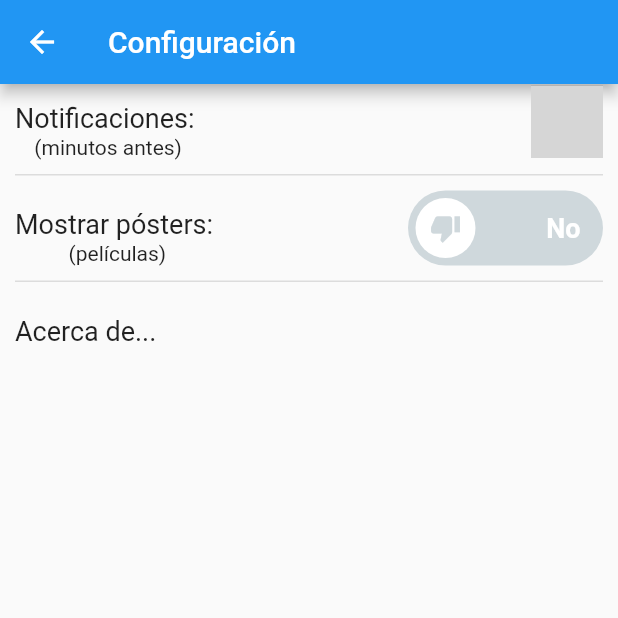
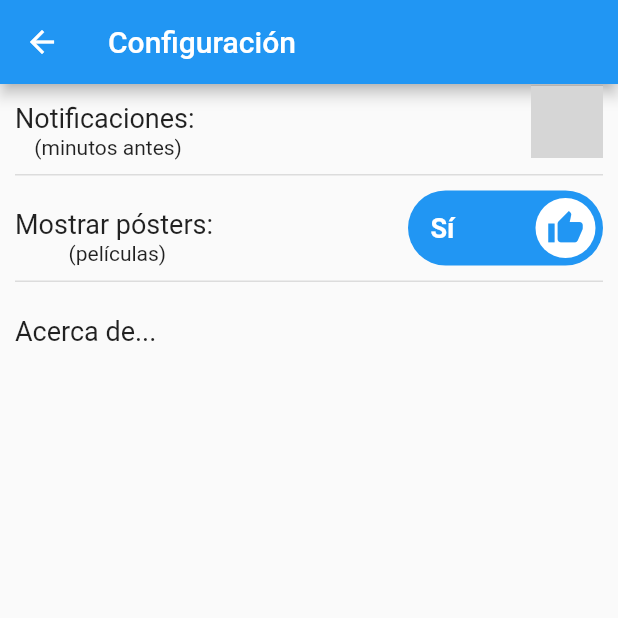
Before and after one commit to milyiyo/tvcubana, a Flutter app: the ConfigPage screen opened directly, on a phone screen of 412 x 824 dp, the top half of it. Run offline on Flutter 3.47's test engine with Material 2 defaults, Android fonts, the phone set to English and light mode, and no system bars; drawn by our look-alikes of lite_rolling_switch; our stand-ins replace chips_choice, flutter_local_notifications, fluttertoast, package_info_plus, parse_server_sdk, shared_preferences and 1 more; missing offline and left inert: flutter_touch_spin; accounts and stored records are empty; network calls fail; grey boxes are pictures that could not be loaded.

```diff
--- a/lib/infrastructure/CacheManager.dart
+++ b/lib/infrastructure/CacheManager.dart
@@ -75,6 +75,6 @@ class CacheManager {
 
   static Future<bool> readShowImagesimdb() async {
     SharedPreferences prefs = await SharedPreferences.getInstance();
-    return prefs.getBool('showImagesimdb') ?? false;
+    return prefs.getBool('showImagesimdb') ?? true;
   }
 }
--- a/lib/widgets/ConfigPage.dart
+++ b/lib/widgets/ConfigPage.dart
@@ -234,7 +234,6 @@ class _ConfigPageState extends State<ConfigPage> {
                             onChanged: (bool state) {
                               if (hasResult) {
                                 CacheManager.storeShowImages(state);
-                                print(['New value', state]);
                                 if (showImages != state) {
                                   Provider.of<ShowImdbImages>(context,
                                           listen: false)
```
